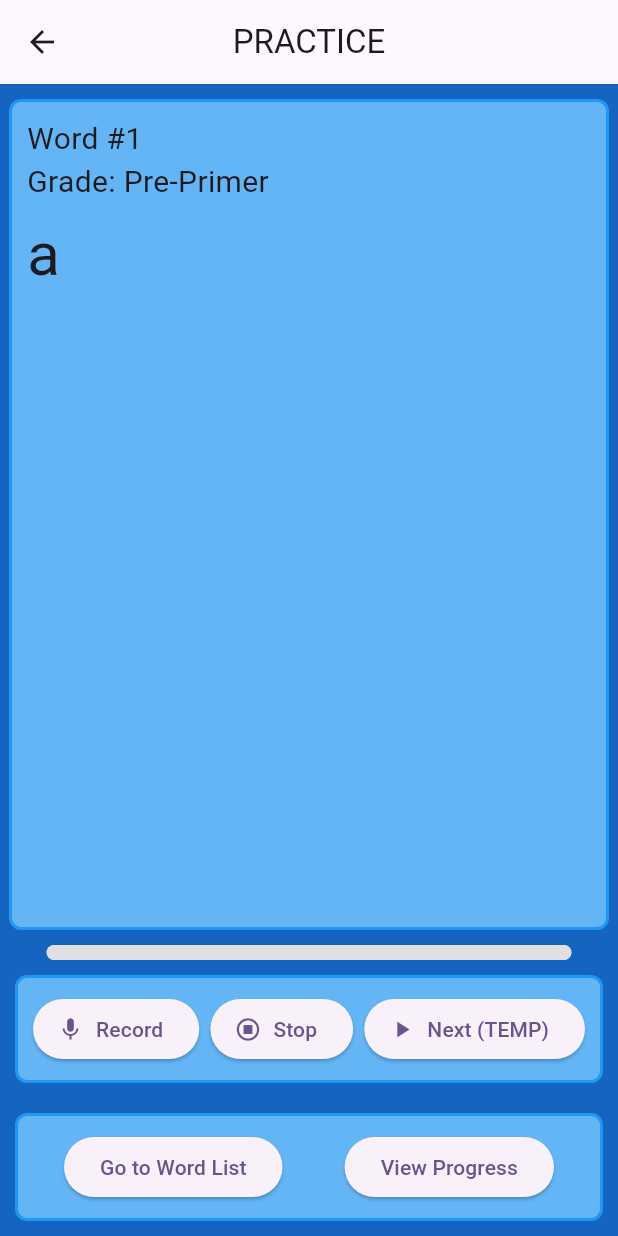
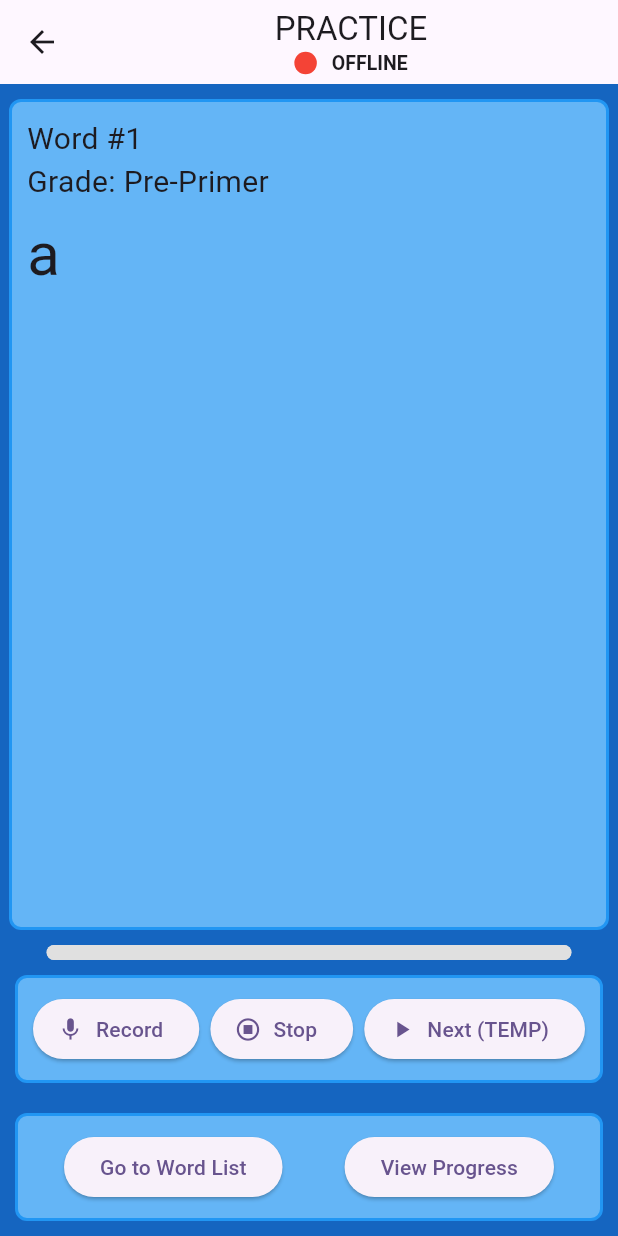
Before and after one commit to ZhongTheKong/read_right_project, a Flutter app: the PracticeScreen screen opened by its route, on a phone screen of 412 x 824 dp. Run offline on Flutter 3.47's test engine with Material 3 defaults, Android fonts, the phone set to English and light mode, and no system bars; our stand-ins replace csv, just_audio, shared_preferences, speech_to_text, sqflite; missing offline and left inert: audio_session, record; accounts and stored records are empty; statements that could not run were skipped.

Commit message:
Added null checks and a custom app bar with offline online display

```diff
--- /dev/null
+++ b/lib/models/custom_app_bar.dart
@@ -0,0 +1,38 @@
+import 'package:flutter/material.dart';
+
+
+PreferredSizeWidget CustomAppBar(String text, bool isOnline) {
+  // final bool isOnline;
+
+  // @override
+  // Widget build(BuildContext context) {
+    return AppBar(
+      title: Column(
+        children: [
+          Text("PRACTICE"),
+          Row(
+            mainAxisAlignment: MainAxisAlignment.center,
+            children: [
+              Container(
+                width: 15,
+                height: 15,
+                decoration: BoxDecoration(
+                  color: isOnline ? Colors.green : Colors.red,
+                  shape: BoxShape.circle, // Makes the container circular
+                ),
+              ),
+              SizedBox(width: 10,),
+              Text(
+                isOnline ? "ONLINE" : "OFFLINE",
+                style: TextStyle(
+                  fontSize: 13,
+                  fontWeight: FontWeight.bold
+                ),
+              ),
+            ],
+          )
+        ],
+      )
+    );
+  // }
+}
--- a/lib/screens/practice_screen.dart
+++ b/lib/screens/practice_screen.dart
@@ -1,5 +1,6 @@
 import 'package:flutter/material.dart';
 import 'package:provider/provider.dart';
+import 'package:read_right_project/models/custom_app_bar.dart';
 import 'package:read_right_project/providers/all_users_provider.dart';
 import 'package:read_right_project/providers/session_provider.dart';
 import 'package:read_right_project/providers/recording_provider.dart';
@@ -35,13 +36,12 @@ class _PracticeScreenState extends State<PracticeScreen> {
   Widget build(BuildContext context) {
 
     AllUsersProvider allUsersProvider = context.read<AllUsersProvider>();
+    bool isOnline = false;
 
     return Scaffold(
       backgroundColor: Colors.blue[800],
-      appBar: AppBar(
-        centerTitle: true,
-        title: const Text('PRACTICE'),
-      ),
+      appBar: CustomAppBar("PRACTICE", isOnline),
+
       // Use FutureBuilder to handle the asynchronous loading of the word list.
       body: FutureBuilder<void>(
         future: _loadWordsFuture,
--- a/lib/screens/progress_screen.dart
+++ b/lib/screens/progress_screen.dart
@@ -77,7 +77,7 @@ class _ProgressScreenState extends State<ProgressScreen> {
                             style: const TextStyle(fontSize: 14),
                         ),
                         Text(
-                            'Number of Attempts: ${(allUsersProvider.allUserData.lastLoggedInUser as StudentUserData).word_list_attempts[sessionProvider.word_list_name]!.length}',
+                            'Number of Attempts: ${(allUsersProvider.allUserData.lastLoggedInUser as StudentUserData).word_list_attempts[sessionProvider.word_list_name]  != null ? (allUsersProvider.allUserData.lastLoggedInUser as StudentUserData).word_list_attempts[sessionProvider.word_list_name]!.length : 0}',
                             style: const TextStyle(fontSize: 14),
                         ),
                         Text(
@@ -103,7 +103,7 @@ class _ProgressScreenState extends State<ProgressScreen> {
                   ),
                   // child: Consumer<SessionProvider>(
                     // builder: (BuildContext context, SessionProvider recorder, Widget? child) => recorder.attempts.isEmpty
-                    child: (allUsersProvider.allUserData.lastLoggedInUser as StudentUserData).word_list_attempts[sessionProvider.word_list_name]!.isEmpty
+                    child: (allUsersProvider.allUserData.lastLoggedInUser as StudentUserData).word_list_attempts[sessionProvider.word_list_name] == null || (allUsersProvider.allUserData.lastLoggedInUser as StudentUserData).word_list_attempts[sessionProvider.word_list_name]!.isEmpty
                       ? const Center(
                           child: Text('No attempts yet')
                       )
```
